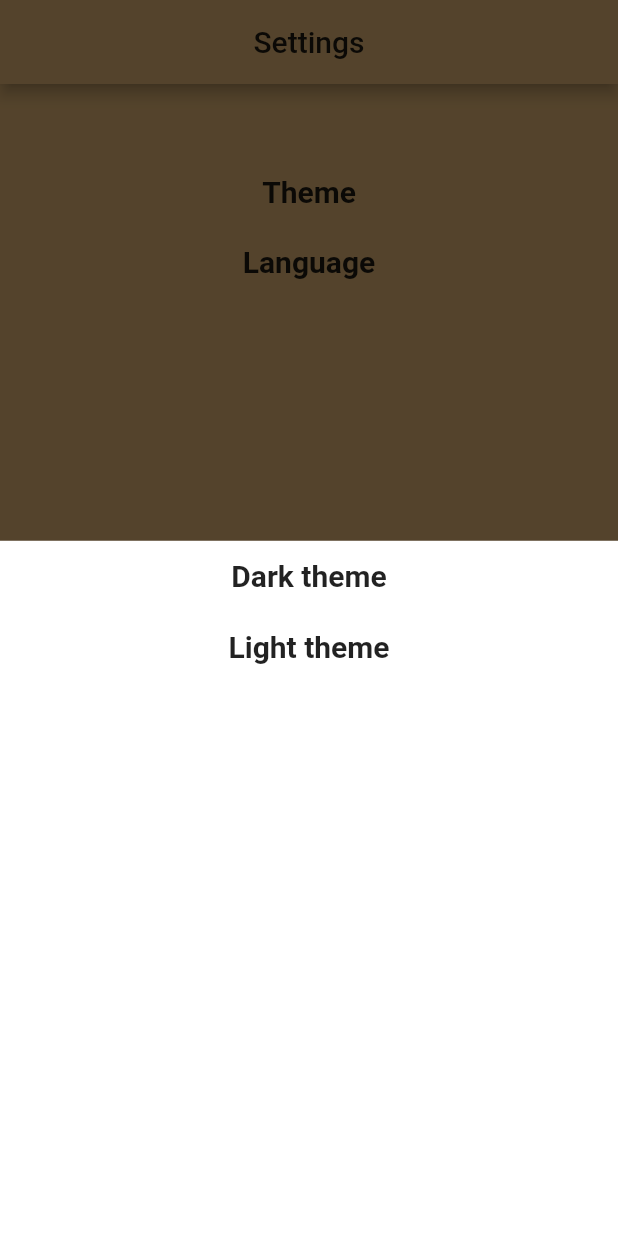
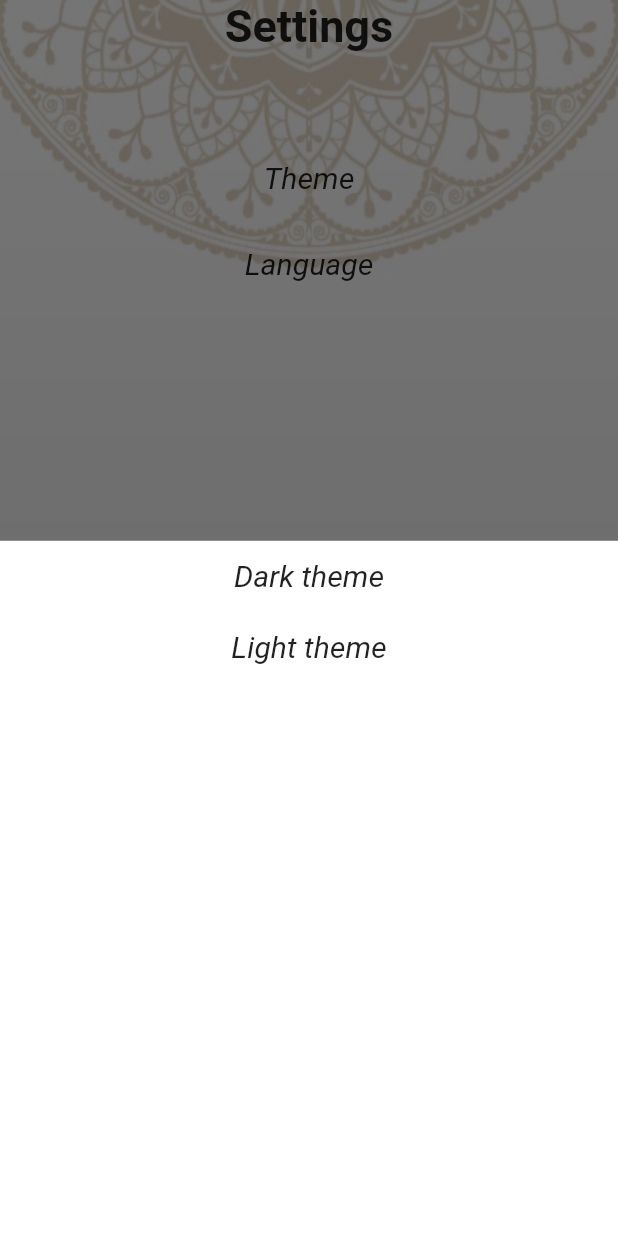
Before and after one commit to Youssef-Bassem/IslamiApp, a Flutter app: the screen it shows after launch, item 2 of the bottom bar chosen, in the side drawer, after a tap on "Theme", on a phone screen of 412 x 824 dp. Run offline on Flutter 3.47's test engine with Material 2 defaults, Android fonts, the phone set to English and light mode, and no system bars; generated files the repository leaves out were written again.

Commit message:
modified side menu ui

```diff
--- a/lib/SideMenu.dart
+++ b/lib/SideMenu.dart
@@ -2,6 +2,7 @@ import 'package:flutter/cupertino.dart';
 import 'package:flutter/material.dart';
 import 'package:flutter_gen/gen_l10n/app_localizations.dart';
 import 'package:provider/provider.dart';
+import 'package:task4_training/ThemeData.dart';
 import 'appprovider.dart';
 
 class SideMenu extends StatefulWidget {
@@ -11,96 +12,127 @@ class SideMenu extends StatefulWidget {
 
 class _SideMenuState extends State<SideMenu> {
   late AppProvider provider;
+
   @override
   Widget build(BuildContext context) {
     provider = Provider.of<AppProvider>(context);
     return Scaffold(
-      appBar: AppBar(
-        title: Text('Settings'),
-        centerTitle: true,
+      // appBar: AppBar(
+      //   title: Text('Settings'),
+      //   centerTitle: true,
+      // ),
+      body: Container(
+        child: Container(
+          decoration: BoxDecoration(
+            image: DecorationImage(
+              image: AssetImage(provider.isDarkModeEnabled()
+                  ? "assets/bg.png"
+                  : "assets/ahades1.png"),
+              fit: BoxFit.fill,
             ),
-
-      body: Container(
-        width: double.infinity,
-        padding: EdgeInsets.symmetric(vertical: 48,horizontal: 24),
+          ),
+          child: SafeArea(
             child: Column(
               crossAxisAlignment: CrossAxisAlignment.stretch,
               children: [
+                Text(
+                  "Settings",
+                  textAlign: TextAlign.center,
+                  style: TextStyle(
+                    fontSize: 30,
+                    fontWeight: FontWeight.bold,
+                  ),
+                ),
+                SizedBox(
+                  height: 60,
+                ),
                 InkWell(
-              onTap: (){
+                  onTap: () {
                     changeTheme();
                   },
                   child: myContainer("Theme"),
                 ),
+                SizedBox(
+                  height: 10,
+                ),
                 InkWell(
-              onTap: (){
+                  onTap: () {
                     changeLanguage();
                   },
-              child:myContainer("Language"),
+                  child: myContainer("Language"),
                 ),
               ],
             ),
           ),
-    );
-  }
-  Container myContainer(String itemName){
-    return Container(
-      padding: EdgeInsets.symmetric(vertical: 12),
-      child:Text(itemName,
-        textAlign: TextAlign.center,
-        style: TextStyle(
-            fontSize: 20,
-            fontWeight: FontWeight.bold
         ),
       ),
     );
   }
-  void changeTheme(){
-    showModalBottomSheet(context: context, builder: (builderContext){
+
+  Center myContainer(String itemName) {
+    return Center(
+      child: Container(
+        padding: EdgeInsets.symmetric(vertical: 12),
+        child: Text(
+          itemName,
+          textAlign: TextAlign.center,
+          style: TextStyle(fontSize: 20, fontStyle: FontStyle.italic),
+        ),
+      ),
+    );
+  }
+
+  void changeTheme() {
+    showModalBottomSheet(
+        context: context,
+        builder: (builderContext) {
           return Container(
-        child:Column(
+            child: Column(
               children: [
                 InkWell(
-              onTap: (){
-                if(!provider.isDarkModeEnabled())
-                {
+                  onTap: () {
+                    if (!provider.isDarkModeEnabled()) {
                       provider.changeTheme();
+                      Navigator.pop(context);
                     }
                   },
-              child: myContainer("Dark theme"),
+                  child: Center(child: myContainer("Dark theme")),
                 ),
                 InkWell(
-              onTap: (){
-                if(provider.isDarkModeEnabled())
-                {
+                  onTap: () {
+                    if (provider.isDarkModeEnabled()) {
                       provider.changeTheme();
+                      Navigator.pop(context);
                     }
                   },
-              child:myContainer("Light theme"),
+                  child: Center(child: myContainer("Light theme")),
                 ),
               ],
             ),
           );
         });
   }
-  void changeLanguage(){
-    showModalBottomSheet(context: context, builder: (builderContext){
+
+  void changeLanguage() {
+    showModalBottomSheet(
+        context: context,
+        builder: (builderContext) {
           return Container(
-        child:Column(
+            child: Column(
               crossAxisAlignment: CrossAxisAlignment.stretch,
               children: [
                 InkWell(
-                onTap: (){
+                    onTap: () {
                       provider.changeLanguage('en');
+                      Navigator.pop(context);
                     },
-                child: myContainer("English")
-            ),
+                    child: myContainer("English")),
                 InkWell(
-                onTap: (){
+                    onTap: () {
                       provider.changeLanguage('ar');
+                      Navigator.pop(context);
                     },
-                child: myContainer("العربية")
-            ),
+                    child: myContainer("العربية")),
               ],
             ),
           );
```
Lines whose indentation alone changed are shown as unchanged.
